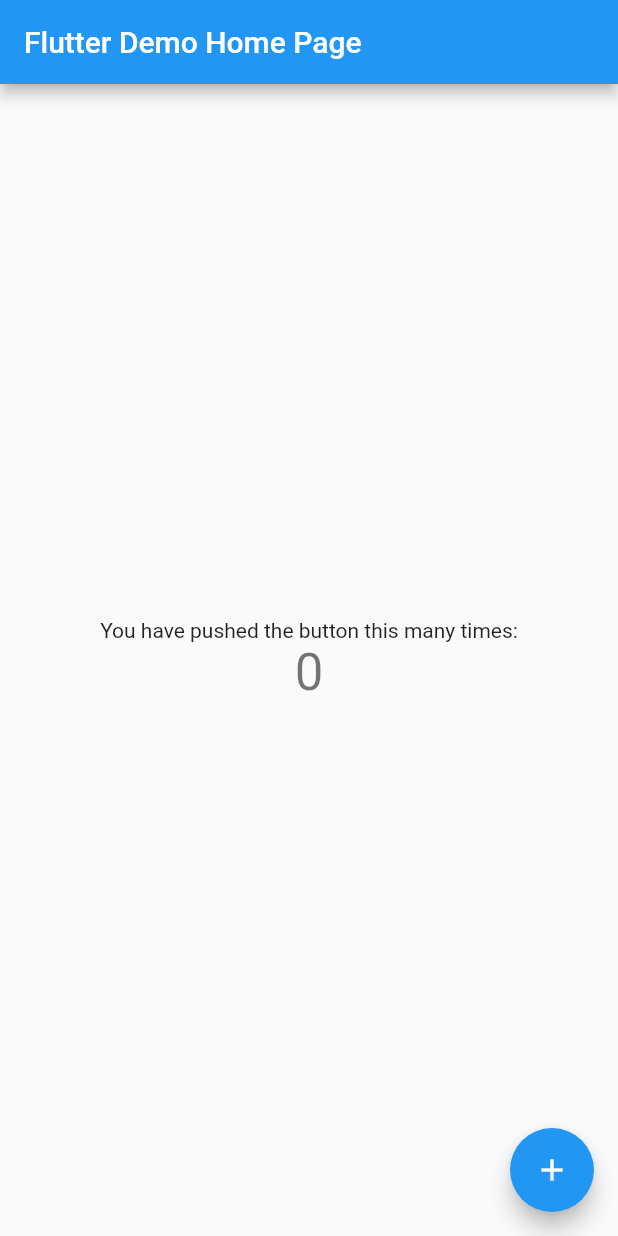
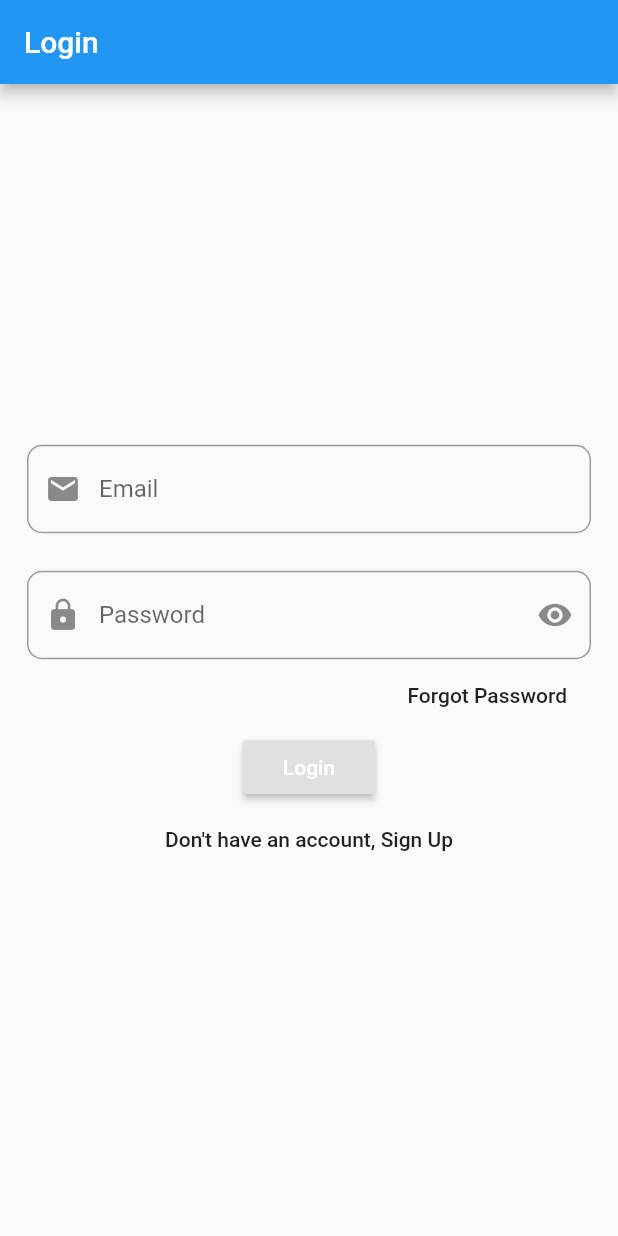
Before and after one commit to DhruvSavaliya94/wasteflix, a Flutter app: the screen it shows after launch, on a phone screen of 412 x 824 dp. Run offline on Flutter 3.47's test engine with Material 2 defaults, Android fonts, the phone set to English and light mode, and no system bars.

Commit message:
singup-page

```diff
--- a/lib/main.dart
+++ b/lib/main.dart
@@ -1,4 +1,5 @@
 import 'package:flutter/material.dart';
+import 'pages/login.dart';
 
 void main() {
   runApp(MyApp());
@@ -9,109 +10,7 @@ class MyApp extends StatelessWidget {
   @override
   Widget build(BuildContext context) {
     return MaterialApp(
-      title: 'Flutter Demo',
-      theme: ThemeData(
-        // This is the theme of your application.
-        //
-        // Try running your application with "flutter run". You'll see the
-        // application has a blue toolbar. Then, without quitting the app, try
-        // changing the primarySwatch below to Colors.green and then invoke
-        // "hot reload" (press "r" in the console where you ran "flutter run",
-        // or simply save your changes to "hot reload" in a Flutter IDE).
-        // Notice that the counter didn't reset back to zero; the application
-        // is not restarted.
-        primarySwatch: Colors.blue,
-        // This makes the visual density adapt to the platform that you run
-        // the app on. For desktop platforms, the controls will be smaller and
-        // closer together (more dense) than on mobile platforms.
-        visualDensity: VisualDensity.adaptivePlatformDensity,
-      ),
-      home: MyHomePage(title: 'Flutter Demo Home Page'),
-    );
+      home: LoginPage(),
+      );
   }
 }
-
-class MyHomePage extends StatefulWidget {
-  MyHomePage({Key key, this.title}) : super(key: key);
-
-  // This widget is the home page of your application. It is stateful, meaning
-  // that it has a State object (defined below) that contains fields that affect
-  // how it looks.
-
-  // This class is the configuration for the state. It holds the values (in this
-  // case the title) provided by the parent (in this case the App widget) and
-  // used by the build method of the State. Fields in a Widget subclass are
-  // always marked "final".
-
-  final String title;
-
-  @override
-  _MyHomePageState createState() => _MyHomePageState();
-}
-
-class _MyHomePageState extends State<MyHomePage> {
-  int _counter = 0;
-
-  void _incrementCounter() {
-    setState(() {
-      // This call to setState tells the Flutter framework that something has
-      // changed in this State, which causes it to rerun the build method below
-      // so that the display can reflect the updated values. If we changed
-      // _counter without calling setState(), then the build method would not be
-      // called again, and so nothing would appear to happen.
-      _counter++;
-    });
-  }
-
-  @override
-  Widget build(BuildContext context) {
-    // This method is rerun every time setState is called, for instance as done
-    // by the _incrementCounter method above.
-    //
-    // The Flutter framework has been optimized to make rerunning build methods
-    // fast, so that you can just rebuild anything that needs updating rather
-    // than having to individually change instances of widgets.
-    return Scaffold(
-      appBar: AppBar(
-        // Here we take the value from the MyHomePage object that was created by
-        // the App.build method, and use it to set our appbar title.
-        title: Text(widget.title),
-      ),
-      body: Center(
-        // Center is a layout widget. It takes a single child and positions it
-        // in the middle of the parent.
-        child: Column(
-          // Column is also a layout widget. It takes a list of children and
-          // arranges them vertically. By default, it sizes itself to fit its
-          // children horizontally, and tries to be as tall as its parent.
-          //
-          // Invoke "debug painting" (press "p" in the console, choose the
-          // "Toggle Debug Paint" action from the Flutter Inspector in Android
-          // Studio, or the "Toggle Debug Paint" command in Visual Studio Code)
-          // to see the wireframe for each widget.
-          //
-          // Column has various properties to control how it sizes itself and
-          // how it positions its children. Here we use mainAxisAlignment to
-          // center the children vertically; the main axis here is the vertical
-          // axis because Columns are vertical (the cross axis would be
-          // horizontal).
-          mainAxisAlignment: MainAxisAlignment.center,
-          children: <Widget>[
-            Text(
-              'You have pushed the button this many times:',
-            ),
-            Text(
-              '$_counter',
-              style: Theme.of(context).textTheme.headline4,
-            ),
-          ],
-        ),
-      ),
-      floatingActionButton: FloatingActionButton(
-        onPressed: _incrementCounter,
-        tooltip: 'Increment',
-        child: Icon(Icons.add),
-      ), // This trailing comma makes auto-formatting nicer for build methods.
-    );
-  }
-}
--- /dev/null
+++ b/lib/pages/login.dart
@@ -0,0 +1,119 @@
+import 'package:flutter/material.dart';
+import '../pages/signup.dart';
+class LoginPage extends StatefulWidget {
+  @override
+  _LoginPageState createState() => _LoginPageState();
+}
+
+class _LoginPageState extends State<LoginPage> {
+  final Map<String, dynamic> _formData = {'email': '', 'password': ''};
+  final GlobalKey<FormState> _formKey = GlobalKey<FormState>();
+  bool showPassword = true;
+
+  @override
+  Widget build(BuildContext context) {
+    return Scaffold(
+      appBar: AppBar(
+        title: Text('Login'),
+      ),
+      body: Container(
+        alignment: Alignment.center,
+        padding: EdgeInsets.symmetric(horizontal: 18.0, vertical: 0),
+        child: SingleChildScrollView(
+          child: Column(
+            mainAxisSize: MainAxisSize.min,
+            children: <Widget>[
+              Form(
+                key: _formKey,
+                child: Container(
+                  child: Column(
+                    children: <Widget>[
+                      TextFormField(
+                        decoration: InputDecoration(
+                            prefixIcon: Icon(Icons.email),
+                            labelText: 'Email',
+                            border: OutlineInputBorder(
+                                borderRadius: BorderRadius.circular(10))),
+                        keyboardType: TextInputType.emailAddress,
+                        // ignore: missing_return
+                        validator: (String value) {
+                          if (value.isEmpty) {
+                            return 'Your email is required';
+                          } else if (!RegExp(r'^[a-z]+@[a-z]+\.[a-z]+$')
+                              .hasMatch(value.toLowerCase())) {
+                            return 'Please enter a valid email';
+                          }
+                        },
+                        onSaved: (String value) {
+                          _formData['email'] = value;
+                        },
+                      ),
+                      SizedBox(
+                        height: 25,
+                      ),
+                      TextFormField(
+                        decoration: InputDecoration(
+                          prefixIcon: Icon(Icons.lock),
+                          labelText: 'Password',
+                          border: OutlineInputBorder(
+                              borderRadius: BorderRadius.circular(10)),
+                          suffixIcon: GestureDetector(
+                            child: Icon(Icons.remove_red_eye),
+                            onTap: () {
+                              setState(() {
+                                showPassword = !showPassword;
+                              });
+                            },
+                          ),
+                        ),
+                        obscureText: showPassword,
+                        // ignore: missing_return
+                        validator: (String value) {
+                          if (value.isEmpty) {
+                            return 'Your password is required';
+                          }
+                        },
+                        onSaved: (String value) {
+                          _formData['password'] = value;
+                        },
+                      ),
+                      Container(
+                        alignment: Alignment.centerRight,
+                        child: FlatButton(
+                          child: Text('Forgot Password'),
+                          onPressed: () {},
+                        ),
+                      ),
+                      RaisedButton(
+                        textColor: Colors.white,
+                        child: Text('Login'),
+                        onPressed: () {
+                          // if(_formKey.currentState.validate()){
+                          //   _formKey.currentState.save();
+                          //   if (widget.userType == UserType.Client) {
+                          //     _loginUser(model, UserType.Client, 'home');
+                          //   } else {
+                          //     _loginUser(model, UserType.Vendor, 'vendor_home');
+                          //   }
+                          // }
+                        },
+                      ),
+                      FlatButton(
+                        child: Text("Don't have an account, Sign Up"),
+                        onPressed: () {
+                          Navigator.pushAndRemoveUntil(context, MaterialPageRoute(
+                              builder: (BuildContext context) => SignUpPage()
+                          ), (Route route) => false);
+                        },
+                      )
+                    ],
+                  ),
+                ),
+              )
+            ],
+          ),
+        ),
+      ),
+    );
+  }
+}
```
Also changed, not shown: lib/pages/signup.dart (added, +235 -0 lines), 1 other file.
